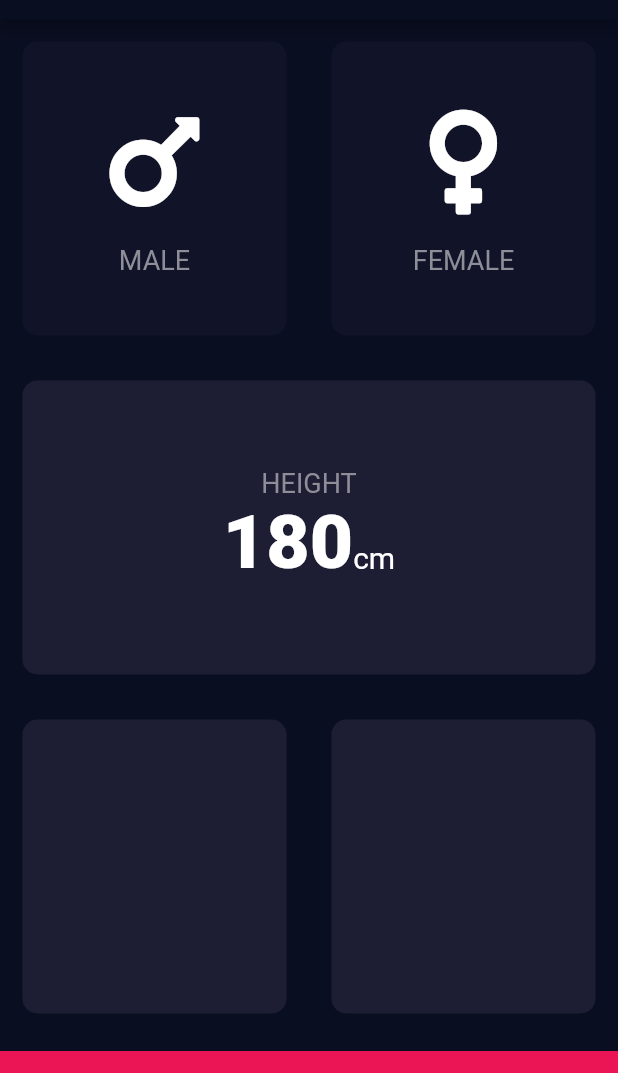
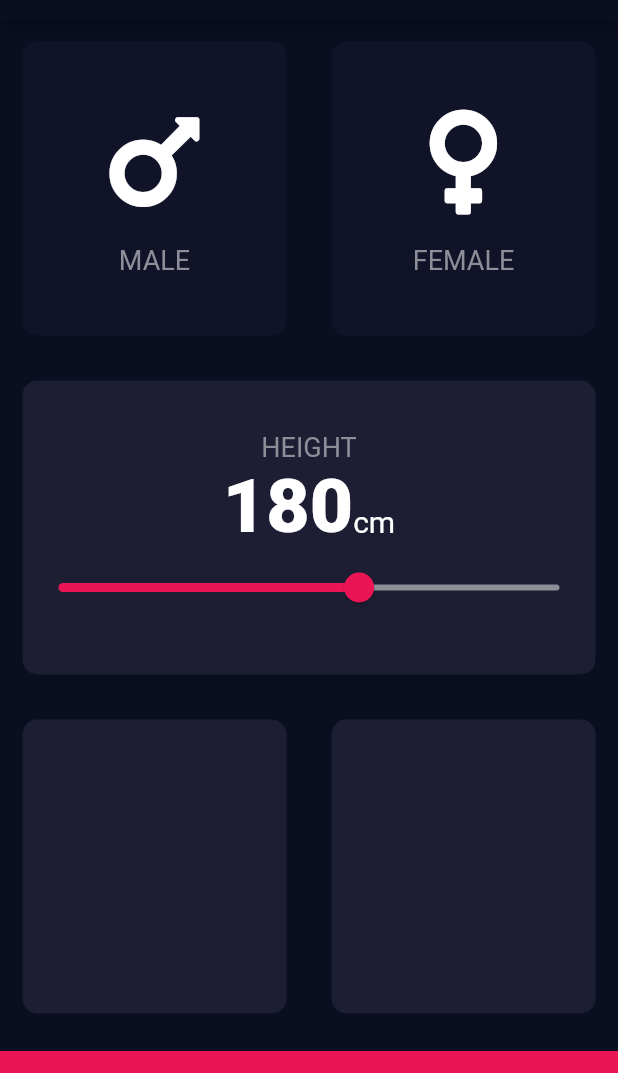
Before and after one commit to anshulkataria4/anshulkataria4-gmail.com, a Flutter app: the screen it shows after launch, on a phone screen of 412 x 824 dp, the part 65-1138 px from its top. Run offline on Flutter 3.47's test engine with Material 2 defaults, Android fonts, the phone set to English and light mode, and no system bars; our stand-ins replace font_awesome_flutter.

```diff
--- a/lib/input_page.dart
+++ b/lib/input_page.dart
@@ -13,6 +13,7 @@ enum Gender { male, female }
 
 class _InputPageState extends State<InputPage> {
   Gender selectedGender;
+  int height = 180;
 //  Color maleCardColour = inactiveCardColor;
 //  Color femaleCardColor = inactiveCardColor;
 //
@@ -92,12 +93,28 @@ class _InputPageState extends State<InputPage> {
                   textBaseline: TextBaseline.alphabetic,
                   children: <Widget>[
                     Text(
-                      '180',style: kHeightStyle,
+                      height.toString(),
+                      style: kHeightStyle,
                     ),
-                    Text('cm',style: TextStyle(
-                      fontSize: 20,
-                    ),)
+                    Text(
+                      'cm',
+                      style: TextStyle(
+                        fontSize: 20,
+                      ),
+                    )
                   ],
+                ),
+                Slider(
+                  value: height.toDouble(),
+                  min: 120.0,
+                  max: 220.0,
+                  onChanged: (double newValue) {
+                    setState(() {
+                      height = newValue.round();
+                    });
+                  },
+                  activeColor: Color(0xFFEB1555),
+                  inactiveColor: Color(0xFF8D8E98),
                 )
               ],
             ),
```
